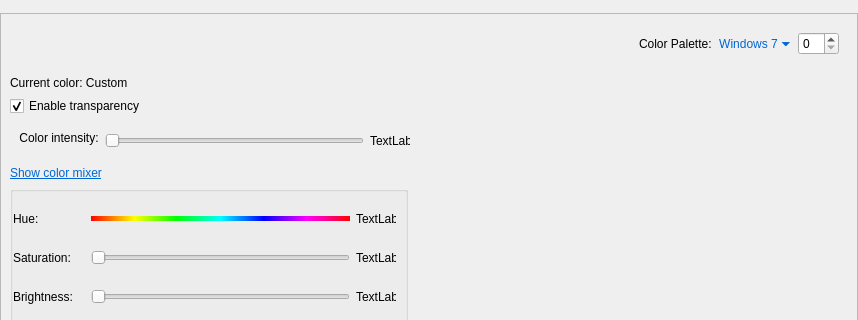
The window that effects_cpp/wayland/kde-effects-aeroglassblur/src/kcm/mainwindow.ui (aeroshell-desktop/aeroshell-kwin-components) describes before a commit, drawn with Qt 5; both pictures show x 0 to 858 and y 0 to 320 of the 858 by 616 pixel window.
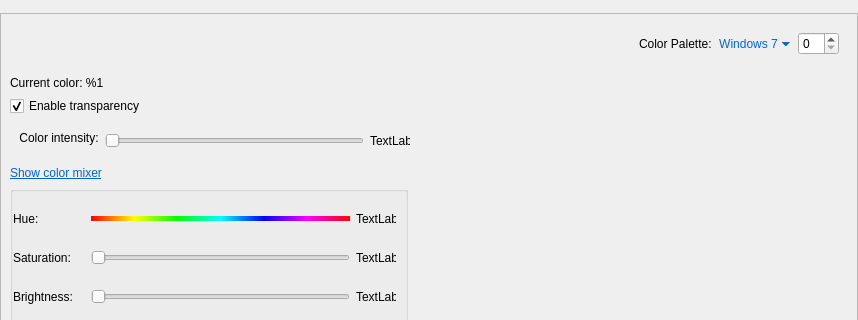
The same window after the commit. Icons and pictures are not drawn.

Diff of the .ui file:
```diff
--- a/effects_cpp/wayland/kde-effects-aeroglassblur/src/kcm/mainwindow.ui
+++ b/effects_cpp/wayland/kde-effects-aeroglassblur/src/kcm/mainwindow.ui
@@ -215,7 +215,7 @@
                  </sizepolicy>
                 </property>
                 <property name="text">
-                 <string>Current color: Custom</string>
+                 <string>Current color: %1</string>
                 </property>
                 <property name="margin">
                  <number>0</number>
```
